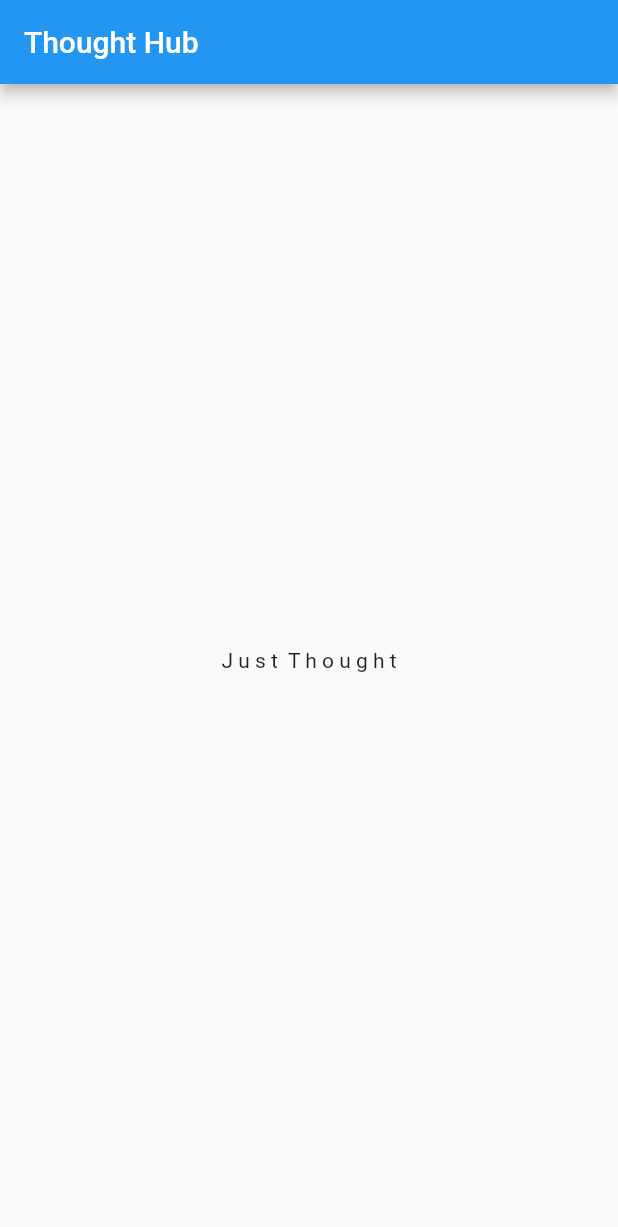
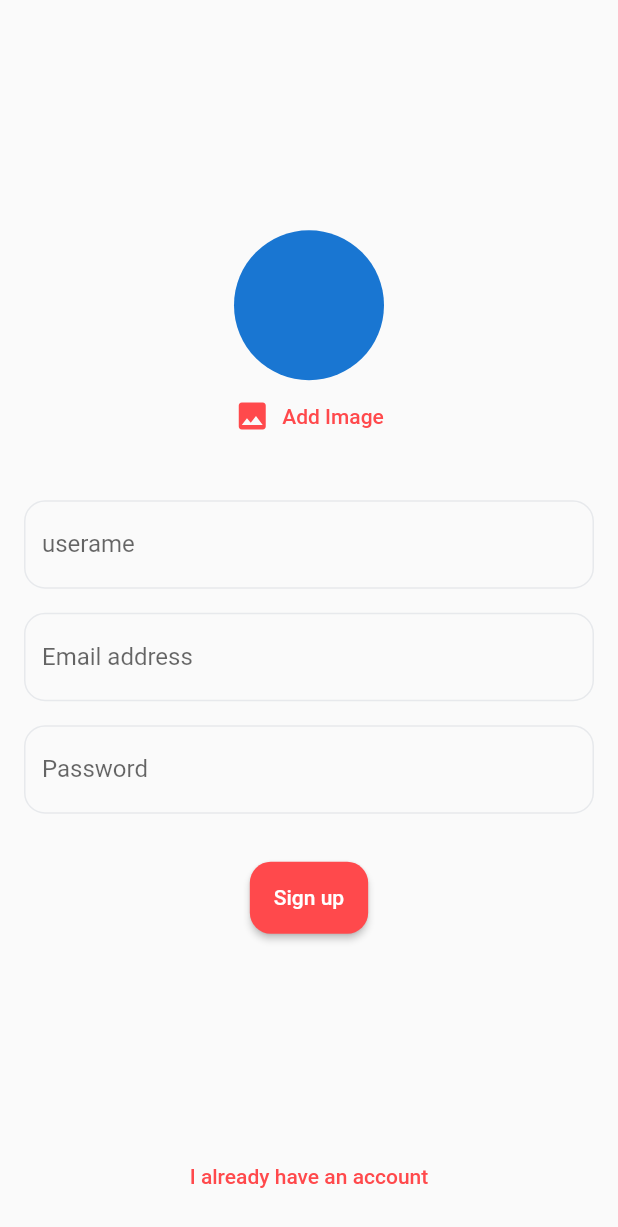
Before and after one commit to HeshanWeerasooriya/Thought-Hub, a Flutter app: the screen it shows after launch, on a phone screen of 412 x 824 dp. Shown: the top 1227 px of the screen. Run offline on Flutter 3.47's test engine with Material 2 defaults, Android fonts, the phone set to English and light mode, and no system bars; our stand-ins replace google_fonts.

Commit message:
designed auth screens & print validated data from textformfield

```diff
--- a/lib/main.dart
+++ b/lib/main.dart
@@ -1,4 +1,6 @@
 import 'package:flutter/material.dart';
+import 'package:thought_hub/screens/signup_screen.dart';
+import 'package:thought_hub/theme.dart';
 
 void main() {
   runApp(const MyApp());
@@ -11,28 +13,10 @@ class MyApp extends StatelessWidget {
   Widget build(BuildContext context) {
     return MaterialApp(
       debugShowCheckedModeBanner: false,
-      theme: ThemeData(
-        primarySwatch: Colors.blue,
-      ),
-      home: const MyHomePage(),
+      theme: lightThemeData,
+      darkTheme: darkThemeData,
+      themeMode: ThemeMode.system,
+      home: SignupScreen(),
     );
   }
 }
-
-class MyHomePage extends StatefulWidget {
-  const MyHomePage({Key? key, required}) : super(key: key);
-
-  @override
-  State<MyHomePage> createState() => _MyHomePageState();
-}
-
-class _MyHomePageState extends State<MyHomePage> {
-  @override
-  Widget build(BuildContext context) {
-    return Scaffold(
-        appBar: AppBar(
-          title: Text('Thought Hub'),
-        ),
-        body: Center(child: Text('J u s t  T h o u g h t')));
-  }
-}
--- /dev/null
+++ b/lib/screens/signup_screen.dart
@@ -0,0 +1,141 @@
+import 'package:flutter/material.dart';
+import 'package:thought_hub/constants.dart';
+import 'package:thought_hub/screens/signin_screen.dart';
+
+class SignupScreen extends StatefulWidget {
+  const SignupScreen({Key? key}) : super(key: key);
+
+  @override
+  State<SignupScreen> createState() => _SignupScreenState();
+}
+
+class _SignupScreenState extends State<SignupScreen> {
+  final _formKey = GlobalKey<FormState>();
+  String _userName = '';
+  String _userEmail = '';
+  String _userPassword = '';
+
+  void _trySubmit() {
+    final isValid = _formKey.currentState!.validate();
+    FocusScope.of(context).unfocus();
+
+    if (isValid) {
+      _formKey.currentState!.save();
+      print(_userEmail);
+      print(_userName);
+      print(_userPassword);
+    }
+  }
+
+  @override
+  Widget build(BuildContext context) {
+    return Scaffold(
+      body: SafeArea(
+        child: Padding(
+          padding: const EdgeInsets.all(defaultPadding),
+          child: Column(
+            mainAxisAlignment: MainAxisAlignment.spaceBetween,
+            children: [
+              Expanded(
+                child: Center(
+                  child: SingleChildScrollView(
+                    child: Form(
+                      key: _formKey,
+                      child: Column(
+                        children: [
+                          CircleAvatar(
+                            radius: 50,
+                          ),
+                          TextButton.icon(
+                            icon: Icon(Icons.image),
+                            label: Text('Add Image'),
+                            onPressed: () {},
+                          ),
+                          const SizedBox(
+                            height: defaultPadding * 2,
+                          ),
+                          TextFormField(
+                            decoration: const InputDecoration(
+                              labelText: 'userame',
+                            ),
+                            validator: (value) {
+                              if (value!.isEmpty || value.length < 4) {
+                                return 'Please enter at least 4 characers';
+                              }
+                              return null;
+                            },
+                            onSaved: (value) {
+                              _userName = value!;
+                            },
+                          ),
+                          const SizedBox(
+                            height: defaultPadding,
+                          ),
+                          TextFormField(
+                            validator: (value) {
+                              if (value!.isEmpty || !value.contains('@')) {
+                                return 'Please enter a valid email address';
+                              }
+                              return null;
+                            },
+                            keyboardType: TextInputType.emailAddress,
+                            decoration: const InputDecoration(
+                              labelText: 'Email address',
+                            ),
+                            onSaved: (value) {
+                              _userEmail = value!;
+                            },
+                          ),
+                          const SizedBox(
+                            height: defaultPadding,
+                          ),
+                          TextFormField(
+                            validator: (value) {
+                              if (value!.isEmpty || value.length < 7) {
+                                return 'Password must be least at 7 characers long';
+                              }
+                              return null;
+                            },
+                            decoration: const InputDecoration(
+                              labelText: 'Password',
+                            ),
+                            obscureText: true,
+                            onSaved: (value) {
+                              _userPassword = value!;
+                            },
+                          ),
+                          const SizedBox(
+                            height: defaultPadding * 2,
+                          ),
+                          ElevatedButton(
+                            onPressed: _trySubmit,
+                            child: Text('Sign up'),
+                          ),
+                        ],
+                      ),
+                    ),
+                  ),
+                ),
+              ),
+              Column(
+                children: [
+                  TextButton(
+                    onPressed: () {
+                      Navigator.push(
+                        context,
+                        MaterialPageRoute(
+                          builder: (context) => SigninScreen(),
+                        ),
+                      );
+                    },
+                    child: Text('I already have an account'),
+                  ),
+                ],
+              ),
+            ],
+          ),
+        ),
+      ),
+    );
+  }
+}
--- /dev/null
+++ b/lib/theme.dart
@@ -0,0 +1,65 @@
+import 'package:flutter/material.dart';
+import 'constants.dart';
+import 'package:google_fonts/google_fonts.dart';
+
+final lightThemeData = ThemeData(
+  brightness: Brightness.light,
+  colorScheme: ThemeData.light().colorScheme.copyWith(
+        secondary: secondaryColorLightTheme,
+        primary: primaryColor,
+      ),
+  appBarTheme: const AppBarTheme(backgroundColor: primaryColor),
+  inputDecorationTheme: const InputDecorationTheme(
+    border: textFieldOutlineInputBorderLightTheme,
+    enabledBorder: textFieldOutlineInputBorderLightTheme,
+    focusedBorder: textFieldOutlineInputBorderLightTheme,
+  ),
+  textSelectionTheme: TextSelectionThemeData(
+    cursorColor: Colors.amber,
+  ),
+  elevatedButtonTheme: elevatedButtonThemeData,
+);
+
+final darkThemeData = ThemeData(
+  brightness: Brightness.dark,
+  colorScheme: ThemeData.dark().colorScheme.copyWith(
+        primary: primaryColor,
+        secondary: secondaryColorDarkTheme,
+      ),
+  appBarTheme: const AppBarTheme(backgroundColor: primaryColor),
+  inputDecorationTheme: InputDecorationTheme(
+    border: textFieldOutlineInputBorderDarkTheme,
+    enabledBorder: textFieldOutlineInputBorderDarkTheme,
+    focusedBorder: textFieldOutlineInputBorderDarkTheme,
+  ),
+  textSelectionTheme: TextSelectionThemeData(
+    cursorColor: Colors.amber,
+  ),
+  elevatedButtonTheme: elevatedButtonThemeData,
+);
+
+const textFieldOutlineInputBorderLightTheme = OutlineInputBorder(
+  borderRadius: BorderRadius.all(Radius.circular(defaultBorderRadius)),
+  borderSide: BorderSide(
+    color: Color(0xFFE7E9EC),
+  ),
+);
+
+final textFieldOutlineInputBorderDarkTheme =
+    textFieldOutlineInputBorderLightTheme.copyWith(
+  borderSide: const BorderSide(
+    color: bodyTextColorDarkTheme,
+  ),
+);
+
+final elevatedButtonThemeData = ElevatedButtonThemeData(
+  style: TextButton.styleFrom(
+    backgroundColor: primaryColor,
+    padding: const EdgeInsets.all(defaultPadding),
+    shape: const RoundedRectangleBorder(
+      borderRadius: BorderRadius.all(
+        Radius.circular(defaultBorderRadius),
+      ),
+    ),
+  ),
+);
--- a/pubspec.yaml
+++ b/pubspec.yaml
@@ -3,7 +3,7 @@ description: A new Flutter project.
 
 # The following line prevents the package from being accidentally published to
 # pub.dev using `flutter pub publish`. This is preferred for private packages.
-publish_to: 'none' # Remove this line if you wish to publish to pub.dev
+publish_to: "none" # Remove this line if you wish to publish to pub.dev
 
 # The following defines the version and build number for your application.
 # A version number is three numbers separated by dots, like 1.2.43
@@ -30,10 +30,10 @@ dependencies:
   flutter:
     sdk: flutter
 
-
   # The following adds the Cupertino Icons font to your application.
   # Use with the CupertinoIcons class for iOS style icons.
   cupertino_icons: ^1.0.2
+  google_fonts: ^2.1.0
 
 dev_dependencies:
   flutter_test:
@@ -51,7 +51,6 @@ dev_dependencies:
 
 # The following section is specific to Flutter.
 flutter:
-
   # The following line ensures that the Material Icons font is
   # included with your application, so that you can use the icons in
   # the material Icons class.
```
Also changed, not shown: lib/constants.dart (added, +19 -0 lines), lib/screens/signin_screen.dart (added, +112 -0 lines), pubspec.lock.
